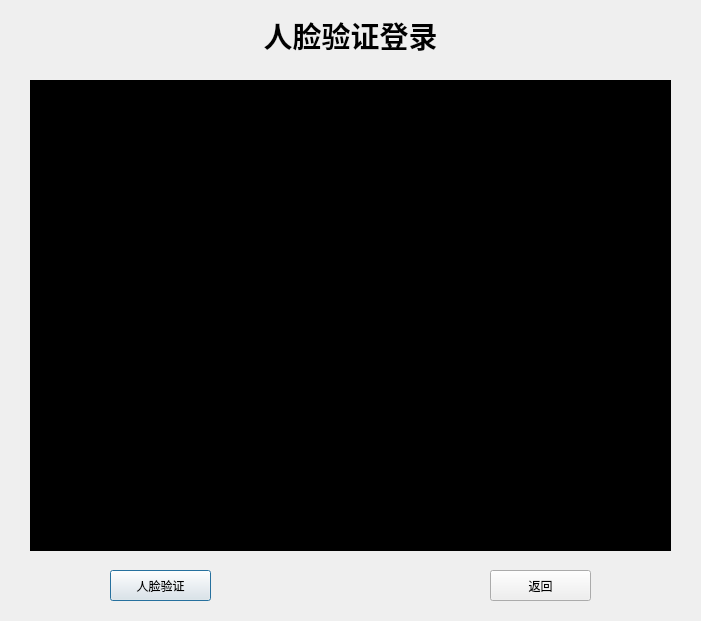
Qt form ui/login_face.ui (hza2002/VisionGuard) before a commit.
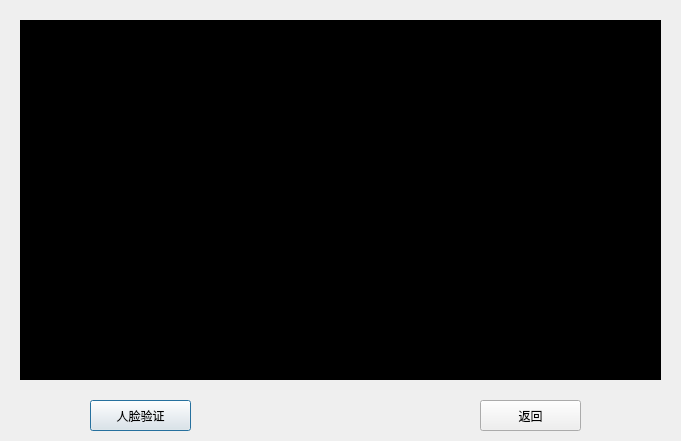
The same form after that commit.

The edit to the form file:
```diff
--- a/ui/login_face.ui
+++ b/ui/login_face.ui
@@ -6,18 +6,30 @@
    <rect>
     <x>0</x>
     <y>0</y>
-    <width>701</width>
-    <height>621</height>
+    <width>681</width>
+    <height>441</height>
    </rect>
   </property>
+  <property name="minimumSize">
+   <size>
+    <width>681</width>
+    <height>440</height>
+   </size>
+  </property>
+  <property name="maximumSize">
+   <size>
+    <width>681</width>
+    <height>441</height>
+   </size>
+  </property>
   <property name="windowTitle">
    <string>人脸登录界面</string>
   </property>
   <widget class="QPushButton" name="face_verification_button">
    <property name="geometry">
     <rect>
-     <x>110</x>
-     <y>570</y>
+     <x>90</x>
+     <y>400</y>
      <width>101</width>
      <height>31</height>
     </rect>
@@ -29,8 +41,8 @@
   <widget class="QPushButton" name="return_button">
    <property name="geometry">
     <rect>
-     <x>490</x>
-     <y>570</y>
+     <x>480</x>
+     <y>400</y>
      <width>101</width>
      <height>31</height>
     </rect>
@@ -42,16 +54,22 @@
   <widget class="QLabel" name="face_img">
    <property name="geometry">
     <rect>
-     <x>30</x>
-     <y>80</y>
+     <x>20</x>
+     <y>20</y>
      <width>641</width>
-     <height>471</height>
+     <height>360</height>
     </rect>
    </property>
    <property name="minimumSize">
     <size>
-     <width>95</width>
-     <height>95</height>
+     <width>641</width>
+     <height>360</height>
+    </size>
+   </property>
+   <property name="maximumSize">
+    <size>
+     <width>641</width>
+     <height>360</height>
     </size>
    </property>
    <property name="layoutDirection">
@@ -70,29 +88,6 @@
     <bool>false</bool>
    </property>
   </widget>
-  <widget class="QLabel" name="label">
-   <property name="geometry">
-    <rect>
-     <x>0</x>
-     <y>10</y>
-     <width>701</width>
-     <height>51</height>
-    </rect>
-   </property>
-   <property name="font">
-    <font>
-     <pointsize>22</pointsize>
-     <italic>false</italic>
-     <bold>true</bold>
-    </font>
-   </property>
-   <property name="text">
-    <string>人脸验证登录</string>
-   </property>
-   <property name="alignment">
-    <set>Qt::AlignCenter</set>
-   </property>
-  </widget>
  </widget>
  <resources/>
  <connections/>
```
